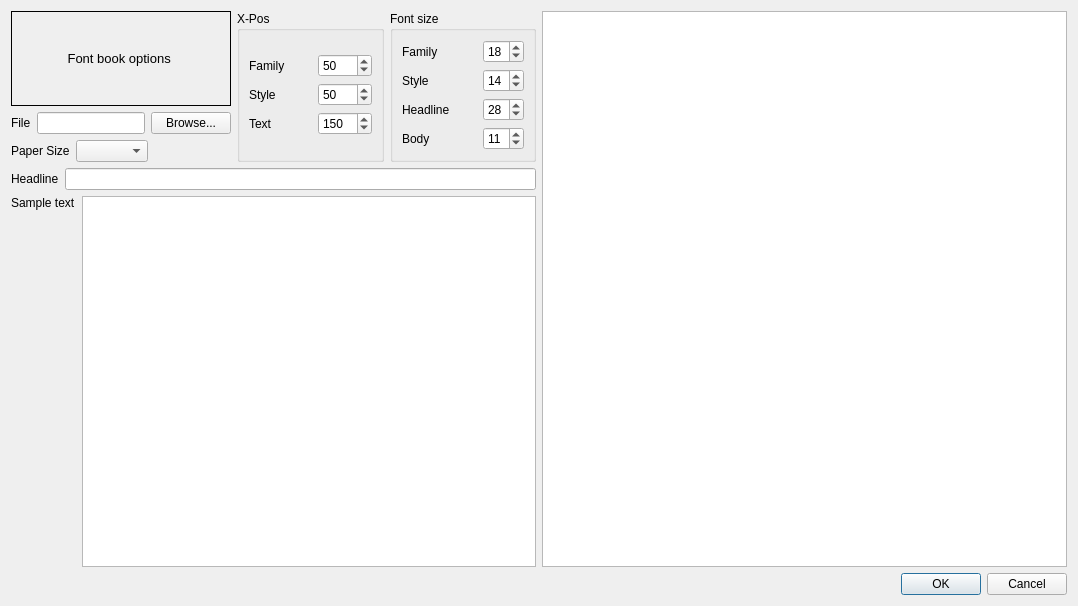
Qt form src/bookexport.ui (fontmatrix/fontmatrix) before a commit.
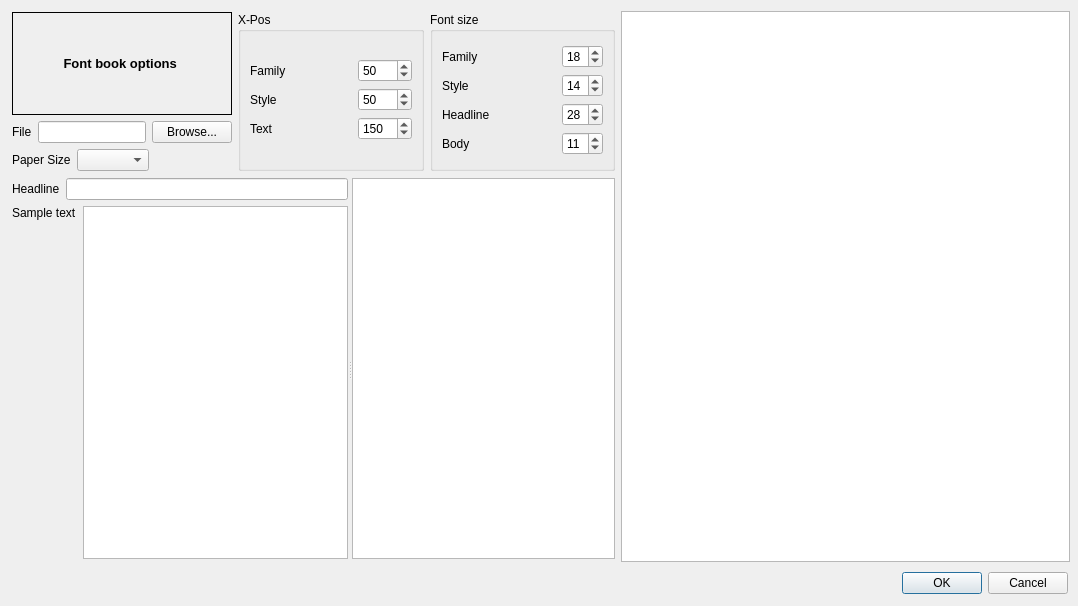
The same form after that commit.

The edit to the form file:
```diff
--- a/src/bookexport.ui
+++ b/src/bookexport.ui
@@ -12,14 +12,38 @@
   <property name="windowTitle" >
    <string>Dialog</string>
   </property>
-  <layout class="QGridLayout" >
-   <item row="0" column="0" >
-    <layout class="QVBoxLayout" >
-     <item>
-      <layout class="QHBoxLayout" >
-       <item>
-        <layout class="QVBoxLayout" >
-         <item>
+  <widget class="QDialogButtonBox" name="okButton" >
+   <property name="geometry" >
+    <rect>
+     <x>850</x>
+     <y>570</y>
+     <width>218</width>
+     <height>27</height>
+    </rect>
+   </property>
+   <property name="standardButtons" >
+    <set>QDialogButtonBox::Cancel|QDialogButtonBox::NoButton|QDialogButtonBox::Ok</set>
+   </property>
+  </widget>
+  <widget class="QGraphicsView" name="preView" >
+   <property name="geometry" >
+    <rect>
+     <x>621</x>
+     <y>11</y>
+     <width>449</width>
+     <height>551</height>
+    </rect>
+   </property>
+  </widget>
+  <widget class="QWidget" name="" >
+   <property name="geometry" >
+    <rect>
+     <x>12</x>
+     <y>12</y>
+     <width>603</width>
+     <height>159</height>
+    </rect>
+   </property>
           <layout class="QHBoxLayout" >
            <item>
             <layout class="QVBoxLayout" >
@@ -28,10 +52,13 @@
                <property name="font" >
                 <font>
                  <pointsize>10</pointsize>
-                 <weight>50</weight>
-                 <bold>false</bold>
-                </font>
-               </property>
+          <weight>75</weight>
+          <bold>true</bold>
+         </font>
+        </property>
+        <property name="autoFillBackground" >
+         <bool>false</bool>
+        </property>
                <property name="frameShape" >
                 <enum>QFrame::Box</enum>
                </property>
@@ -346,8 +373,20 @@
             </widget>
            </item>
           </layout>
-         </item>
-         <item>
+  </widget>
+  <widget class="QSplitter" name="splitter" >
+   <property name="geometry" >
+    <rect>
+     <x>12</x>
+     <y>178</y>
+     <width>603</width>
+     <height>381</height>
+    </rect>
+   </property>
+   <property name="orientation" >
+    <enum>Qt::Horizontal</enum>
+   </property>
+   <widget class="QWidget" name="layoutWidget" >
           <layout class="QVBoxLayout" >
            <item>
             <layout class="QHBoxLayout" >
@@ -395,41 +434,9 @@
             </layout>
            </item>
           </layout>
-         </item>
-        </layout>
-       </item>
-       <item>
-        <widget class="QGraphicsView" name="preView" />
-       </item>
-      </layout>
-     </item>
-     <item>
-      <layout class="QHBoxLayout" >
-       <item>
-        <spacer>
-         <property name="orientation" >
-          <enum>Qt::Horizontal</enum>
-         </property>
-         <property name="sizeHint" >
-          <size>
-           <width>40</width>
-           <height>20</height>
-          </size>
-         </property>
-        </spacer>
-       </item>
-       <item>
-        <widget class="QDialogButtonBox" name="okButton" >
-         <property name="standardButtons" >
-          <set>QDialogButtonBox::Cancel|QDialogButtonBox::NoButton|QDialogButtonBox::Ok</set>
-         </property>
-        </widget>
-       </item>
-      </layout>
-     </item>
-    </layout>
-   </item>
-  </layout>
+   </widget>
+   <widget class="QListWidget" name="selectedFontsList" />
+  </widget>
  </widget>
  <resources/>
  <connections/>
```
Lines whose indentation alone changed are shown as unchanged.
